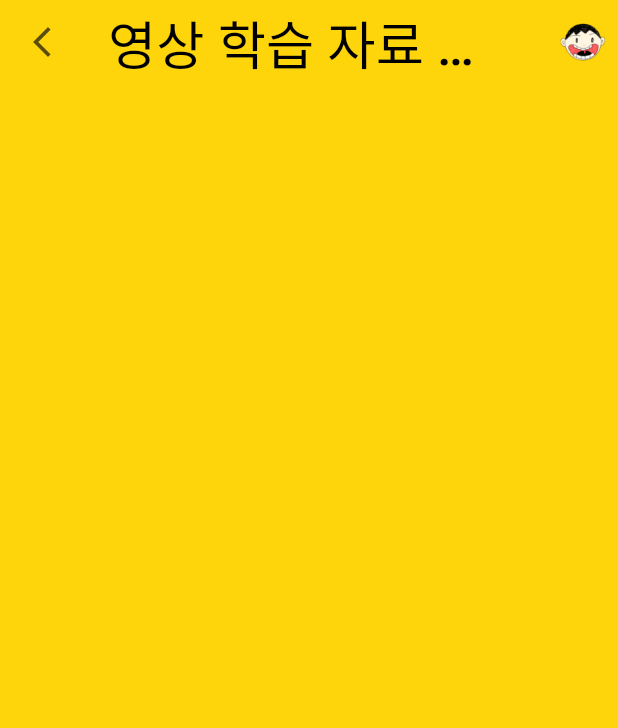
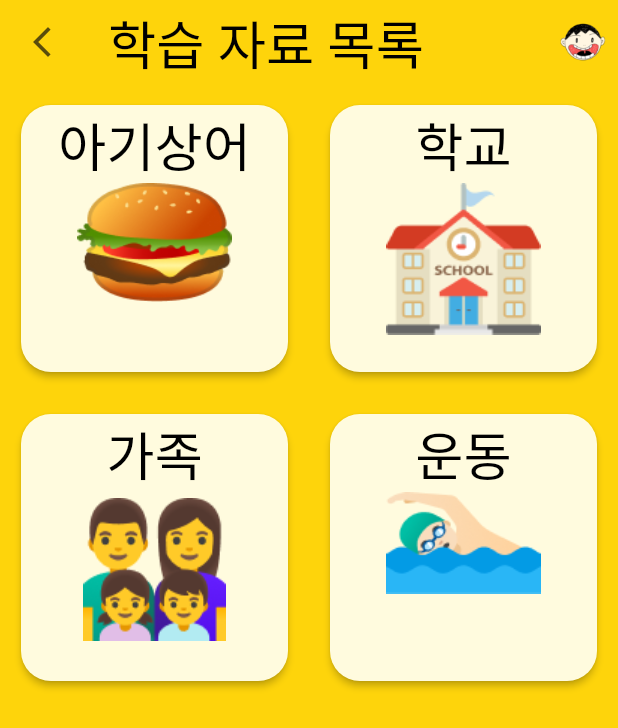
Before and after one commit to All-Bareumi/All-Bareumi_FE, a Flutter app: the VideoFileList screen opened directly, on a phone screen of 412 x 824 dp. Shown: the top 728 px of the screen. Run offline on Flutter 3.47's test engine with Material 2 defaults, Android fonts, the phone set to English and light mode, and no system bars; our stand-ins replace camera; Roboto replaces fonts that are missing (Dongle).

Commit message:
Feat: 비디오 파일 리스트 (파일 목록 페이지 복붙) 프레임 넣기

```diff
--- a/lib/AddFile/addNewFilePage.dart
+++ b/lib/AddFile/addNewFilePage.dart
@@ -51,7 +51,6 @@ class AddNewFilePage extends StatelessWidget {
                   MaterialPageRoute(
                     //builder: (BuildContext context) => AddPictureFile(),
                     builder: (BuildContext context) => AddTextPage(),
-
                   ));
             },
             child: Padding(
--- a/lib/Learning/videoFileList.dart
+++ b/lib/Learning/videoFileList.dart
@@ -1,4 +1,6 @@
 import 'package:flutter/material.dart';
+import 'package:capstone/Learning/learningMaterials.dart';
+import 'learningFile.dart';
 
 class VideoFileList extends StatefulWidget {
   const VideoFileList({Key? key}) : super(key: key);
@@ -8,16 +10,108 @@ class VideoFileList extends StatefulWidget {
 }
 
 class _VideoFileListState extends State<VideoFileList> {
+  static List<String> materialList = [
+    "아기상어",
+    "학교",
+    "가족",
+    "운동",
+  ];
+  static List<String> materialImgPath = [
+    "food",
+    "school",
+    "family",
+    "exercise"
+  ];
+
+  final List<LearningMaterial> learningMaterials = List.generate(
+      materialList.length,
+      (index) => LearningMaterial(materialList[index],
+          "image/icon/icon_" + materialImgPath[index] + ".png"));
+
   @override
   Widget build(BuildContext context) {
     return Scaffold(
         backgroundColor: Color(0xffFED40B),
-      endDrawer: buildDrawer(),
+        endDrawer: _buildDrawer(),
         appBar: buildAppBar(context),
+        body: GridView.builder(
+            gridDelegate: SliverGridDelegateWithFixedCrossAxisCount(
+              crossAxisCount: 2,
+              //mainAxisSpacing: 10,
+              //crossAxisSpacing: 10,
+            ),
+            itemCount: learningMaterials.length,
+            itemBuilder: (context, index) {
+              return Padding(
+                padding: const EdgeInsets.all(10.0),
+                child: Card(
+                    shape: RoundedRectangleBorder(
+                      borderRadius: BorderRadius.circular(20.0),
+                    ),
+                    elevation: 2,
+                    color: Color(0xfffffBDE),
+                    child: InkWell(
+                      onTap: () {
+                        showModalBottomSheet(
+                            context: context,
+                            shape: RoundedRectangleBorder(
+                              borderRadius: BorderRadius.circular(30),
+                            ),
+                            builder: (BuildContext context) {
+                              return InkWell(
+                                onTap: () {
+                                  //학습창으로 넘어가기
+                                  Navigator.push(
+                                      context,
+                                      MaterialPageRoute(
+                                        builder: (BuildContext context) => LearningFile(),
+
+                                      ));
+                                },
+                                child: Container(
+                                  height: 200,
+                                  //color: Colors.transparent,
+                                  child: Text(
+                                    '학습 시작하기',
+                                    textAlign: TextAlign.center,
+                                    style: TextStyle(
+                                        color: Colors.white,
+                                        fontSize: 60,
+                                        fontFamily: 'Dongle'),
+                                  ),
+                                  decoration: const BoxDecoration(
+                                    borderRadius: BorderRadius.only(
+                                      topLeft: Radius.circular(30),
+                                      topRight: Radius.circular(30),
+                                    ),
+                                    color: Color(0XFFED5555),
+                                  ),
+                                ),
                               );
+                            });
+                      },
+                      child: Column(
+                        children: <Widget>[
+                          Text(
+                            learningMaterials[index].name,
+                            textAlign: TextAlign.center,
+                            style: TextStyle(
+                                fontSize: 35,
+                                fontFamily: 'Dongle',
+                                color: Colors.black),
+                          ),
+                          Image(
+                              image:
+                                  AssetImage(learningMaterials[index].imgPath),
+                              width: MediaQuery.of(context).size.width / 4),
+                        ],
+                      ),
+                    )),
+              );
+            }));
   }
 
-  Drawer buildDrawer() {
+  Drawer _buildDrawer() {
     String degree = '발음의 마법사';
     String userName = 'user123';
     return Drawer(
@@ -67,12 +161,13 @@ class _VideoFileListState extends State<VideoFileList> {
       ),
     ));
   }
+
   AppBar buildAppBar(BuildContext context) {
     return AppBar(
       elevation: 0.0,
       backgroundColor: Color(0xffFED40B),
       title: Text(
-        '영상 학습 자료 목록',
+        '학습 자료 목록',
         style:
             TextStyle(color: Colors.black, fontFamily: 'Dongle', fontSize: 35),
       ),
```
Lines whose indentation alone changed are shown as unchanged.
